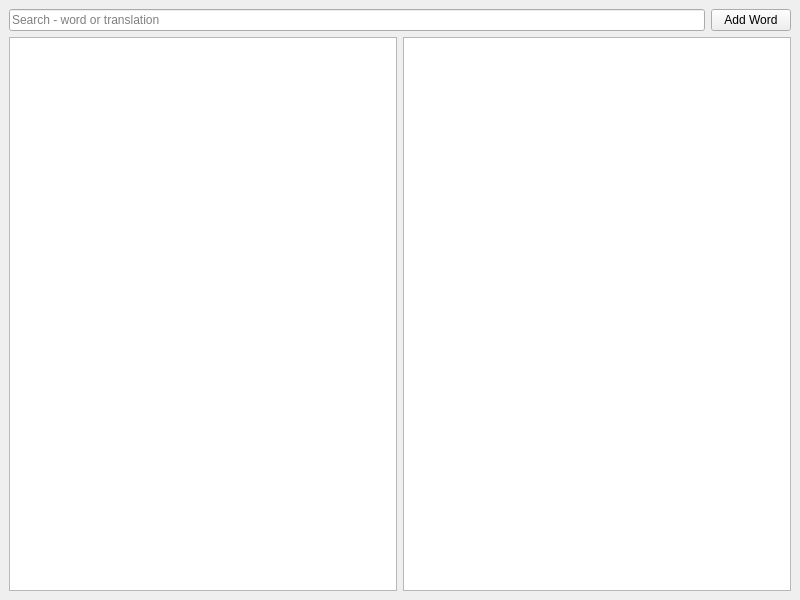
Old version of the form mainwindow.ui in the repository OpenCubeSoftware/ConlangLexicon.
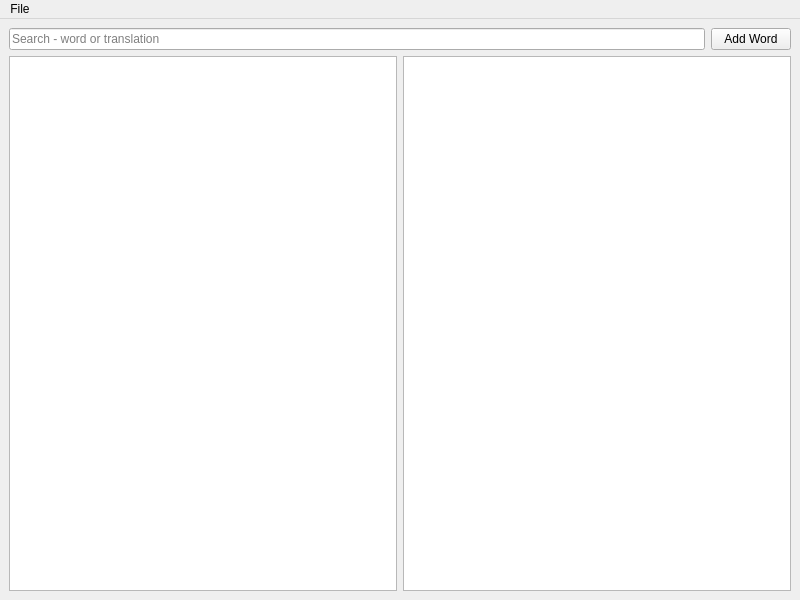
New version of the form.

The edit to the form file:
```diff
--- a/mainwindow.ui
+++ b/mainwindow.ui
@@ -54,6 +54,16 @@
      <height>24</height>
     </rect>
    </property>
+   <widget class="QMenu" name="menuFile">
+    <property name="title">
+     <string>File</string>
+    </property>
+    <addaction name="actionNew"/>
+    <addaction name="actionOpen"/>
+    <addaction name="separator"/>
+    <addaction name="actionExit"/>
+   </widget>
+   <addaction name="menuFile"/>
   </widget>
  </widget>
  <resources/>
```
Left out of the diff: 15 changed lines with no effect on the pictures.
